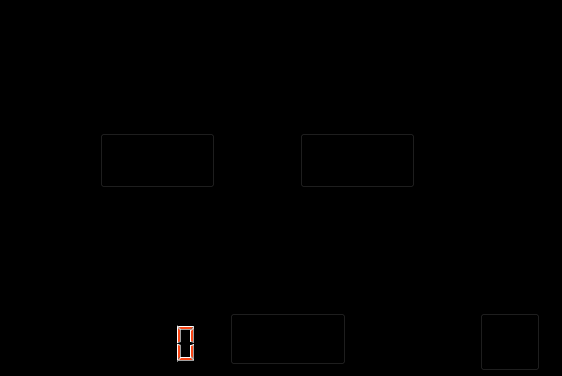
Asyll/GatorPac, file gamescreen.ui: the form before one commit; both pictures show x 0 to 562 and y 377 to 753 of the 562 by 753 pixel window.
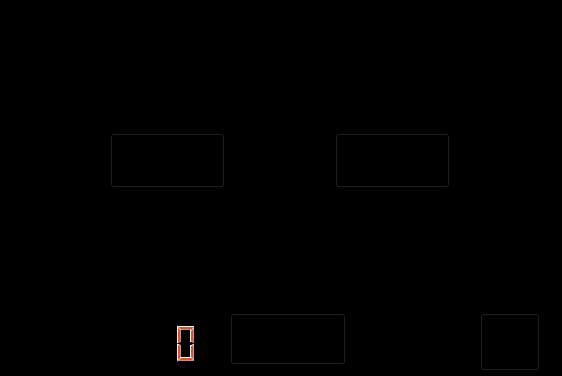
The form after the commit. Icons and pictures are not drawn.

What changed in the file:
```diff
--- a/gamescreen.ui
+++ b/gamescreen.ui
@@ -296,7 +296,7 @@
   <widget class="QPushButton" name="yesButton">
    <property name="geometry">
     <rect>
-     <x>100</x>
+     <x>110</x>
      <y>510</y>
      <width>115</width>
      <height>55</height>
@@ -330,7 +330,7 @@
   <widget class="QPushButton" name="noButton">
    <property name="geometry">
     <rect>
-     <x>300</x>
+     <x>335</x>
      <y>510</y>
      <width>115</width>
      <height>55</height>
```
Left out of the diff: 24 changed lines with no effect on the pictures.
